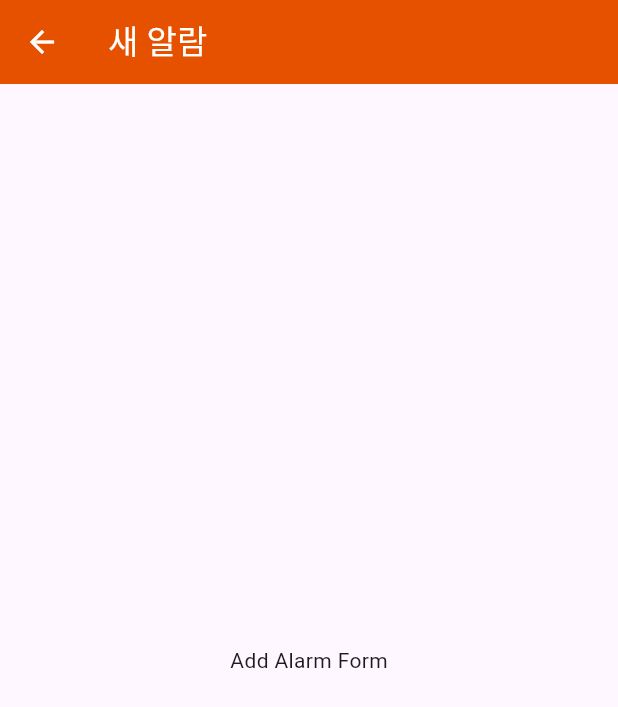
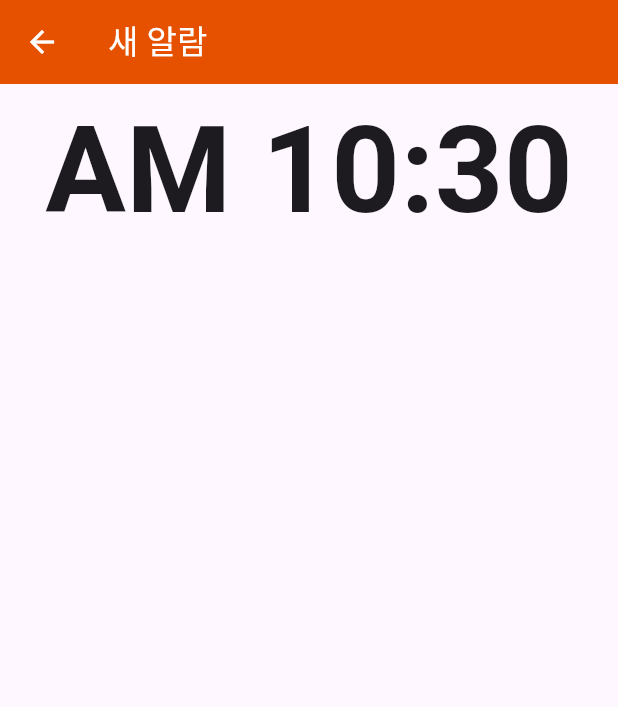
Before and after one commit to cyj0104/orange_alarm, a Flutter app: the NewAlarmPage screen opened directly, on a phone screen of 412 x 824 dp. Shown: the top 707 px of the screen. Run offline on Flutter 3.47's test engine with Material 3 defaults, Android fonts, the phone set to English and light mode, and no system bars.

Commit message:
NewAlaremPage에 시계 선택 추가

```diff
--- a/lib/page/NewAlarmPage.dart
+++ b/lib/page/NewAlarmPage.dart
@@ -1,4 +1,5 @@
 import 'package:flutter/material.dart';
+import 'package:flutter/services.dart';
 
 class NewAlarmPage extends StatefulWidget {
   @override
@@ -6,8 +7,25 @@ class NewAlarmPage extends StatefulWidget {
 }
 
 class _NewAlarmPageState extends State<NewAlarmPage> {
+  TimeOfDay _selectedTime = TimeOfDay.now();
 
+  Future<void> _selectTime(BuildContext context) async {
+    final TimeOfDay? picked = await showTimePicker(
+      context: context,
+      initialTime: _selectedTime,
+    );
+    if (picked != null && picked != _selectedTime) {
+      setState(() {
+        _selectedTime = picked;
+      });
+    }
+  }
 
+  bool is24HourFormat = false;
+
+  Future<void> checkSystemTimeFormat() async {
+    is24HourFormat = await MethodChannel('flutter.platform').invokeMethod('SystemChrome.is24HourFormat');
+  }
 
   @override
   Widget build(BuildContext context) {
@@ -25,8 +43,22 @@ class _NewAlarmPageState extends State<NewAlarmPage> {
           },
         ),
       ),
-      body: Center(
-        child: Text('Add Alarm Form'),
+      body: Column(
+        crossAxisAlignment: CrossAxisAlignment.center,
+        children: [
+          Container(
+            alignment: Alignment.center,
+            child: GestureDetector(
+              onTap: () {
+                _selectTime(context);
+              },
+              child: Text(
+                '${_selectedTime.period == DayPeriod.am ? 'AM' : 'PM'} ${_selectedTime.hourOfPeriod.toString().padLeft(2, '0')}:${_selectedTime.minute.toString().padLeft(2, '0')}',
+                style: const TextStyle(fontSize: 80, fontWeight: FontWeight.bold),
+              ),
+            ),
+          ),
+        ],
       ),
     );
   }
```
